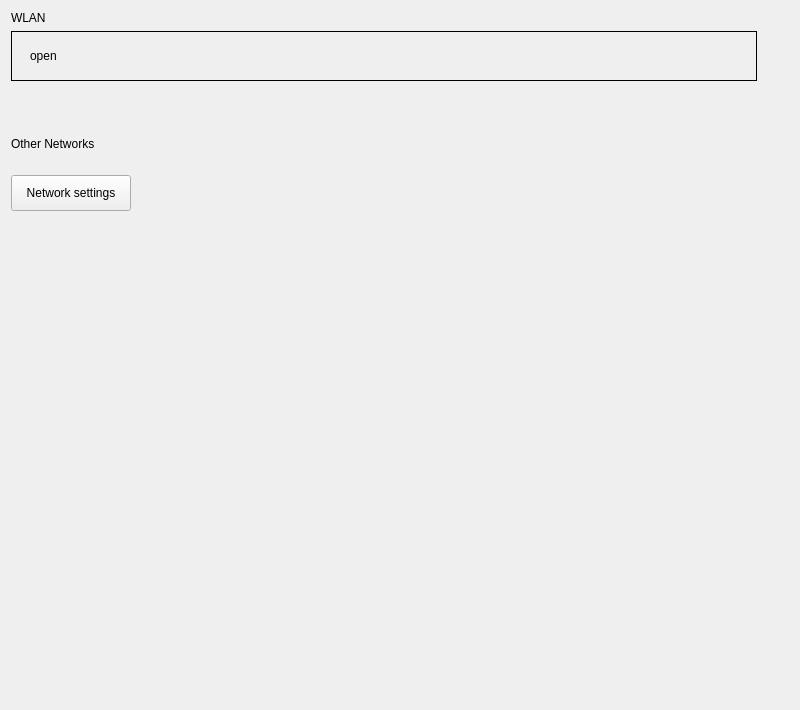
The window that plugins/network/wlanconnect/wlanconnect.ui (ukui/ukui-control-center) describes before a commit, drawn with Qt 5.
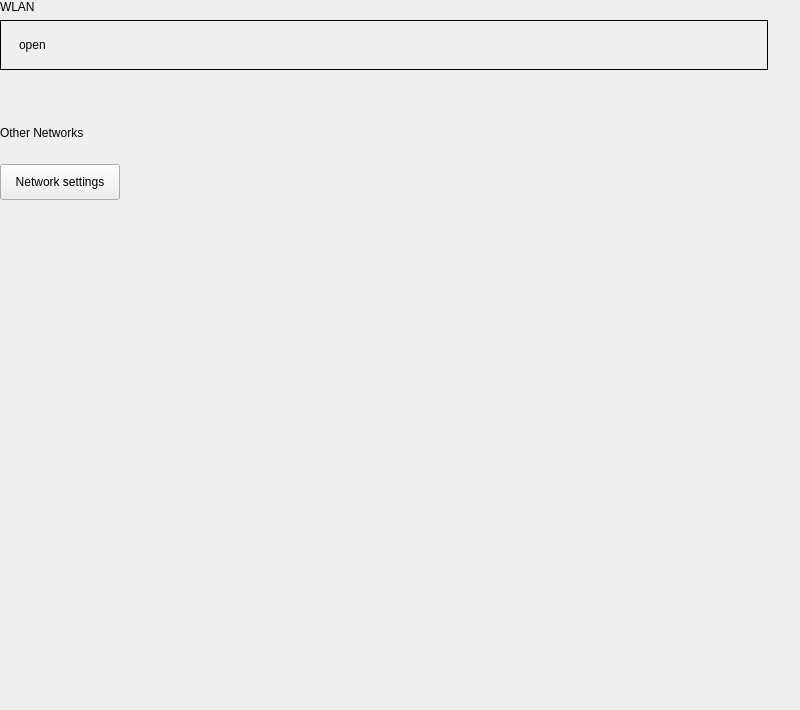
The same window after the commit. Custom widgets are drawn as their Qt base class.

Commit message: adjust UI task:44528

Patch:
```diff
--- a/plugins/network/wlanconnect/wlanconnect.ui
+++ b/plugins/network/wlanconnect/wlanconnect.ui
@@ -14,6 +14,15 @@
    <string>WlanConnect</string>
   </property>
   <layout class="QVBoxLayout" name="verticalLayout_3" stretch="0,0,0,0,0,0">
+   <property name="leftMargin">
+    <number>0</number>
+   </property>
+   <property name="topMargin">
+    <number>0</number>
+   </property>
+   <property name="rightMargin">
+    <number>0</number>
+   </property>
    <item>
     <widget class="TitleLabel" name="titleLabel">
      <property name="sizePolicy">
@@ -240,7 +249,7 @@
      <property name="sizeHint" stdset="0">
       <size>
        <width>20</width>
-       <height>331</height>
+       <height>40</height>
       </size>
      </property>
     </spacer>
```
The commit also changes 3 other files.
